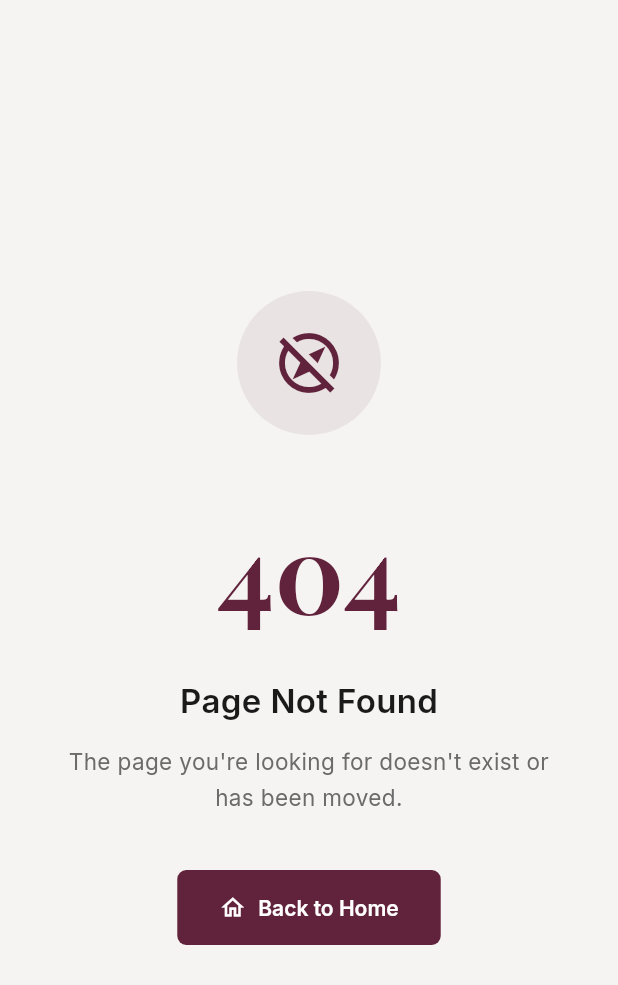
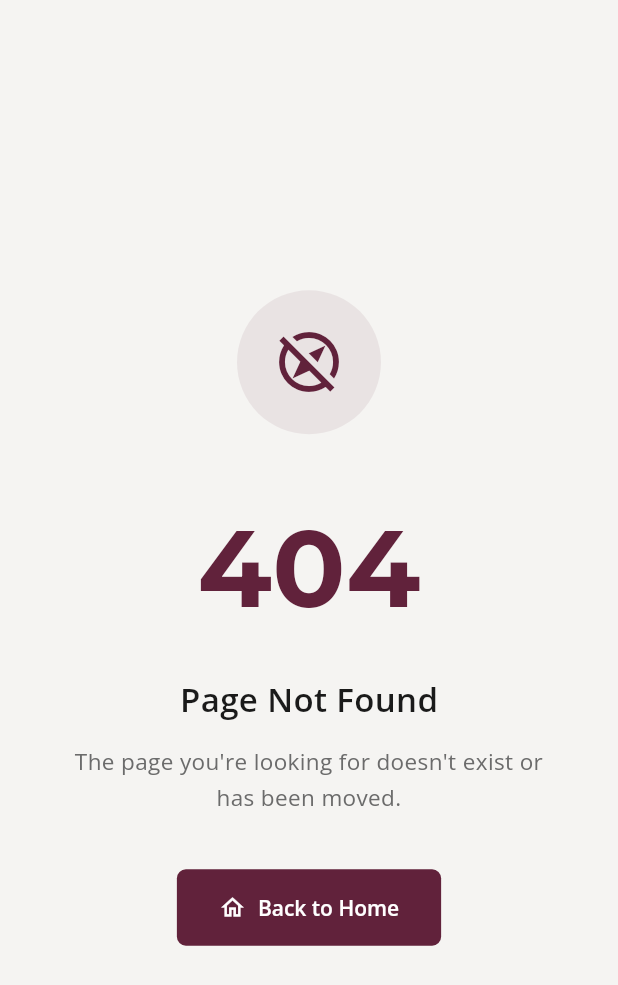
Before and after one commit to Stephthemaker/hackathon, a Flutter app: the NotFoundPage widget shown alone on an empty page, opened directly, after a tap on "Back to Home", on a phone screen of 412 x 824 dp. Shown: the top 985 px of the screen. Run offline on Flutter 3.47's test engine with Material 3 defaults, Android fonts, the phone set to English and light mode, and no system bars; our stand-ins replace flutter_animate, flutter_svg, go_router, google_fonts, visibility_detector; missing offline and left inert: dart:html, dart:ui_web.

Commit message:
style update

```diff
--- a/lib/pages/home_page.dart
+++ b/lib/pages/home_page.dart
@@ -78,7 +78,7 @@ class _HeroSection extends StatelessWidget {
                             ),
                             child: Text(
                               'STELLENBOSCH UNIVERSITY',
-                              style: GoogleFonts.inter(
+                              style: GoogleFonts.openSans(
                                 color: AppTheme.maroon,
                                 fontSize: 12,
                                 fontWeight: FontWeight.w700,
@@ -113,7 +113,7 @@ class _HeroSection extends StatelessWidget {
                             width: isDesktop ? 520 : double.infinity,
                             child: Text(
                               'Advancing computing knowledge through world-class research, innovative education, and meaningful impact across Africa and beyond.',
-                              style: GoogleFonts.inter(
+                              style: GoogleFonts.openSans(
                                 color: AppTheme.textMuted,
                                 fontSize: isDesktop ? 18 : 15,
                                 height: 1.7,
@@ -125,7 +125,8 @@ class _HeroSection extends StatelessWidget {
                             spacing: 16,
                             runSpacing: 12,
                             children: [
-                              ElevatedButton(
+                              SelectionContainer.disabled(
+                                child: ElevatedButton(
                                   onPressed: () => context.go('/programmes'),
                                   style: ElevatedButton.styleFrom(
                                     backgroundColor: AppTheme.gold,
@@ -141,7 +142,9 @@ class _HeroSection extends StatelessWidget {
                                   ),
                                   child: const Text('Explore Programmes'),
                                 ),
-                              OutlinedButton(
+                              ),
+                              SelectionContainer.disabled(
+                                child: OutlinedButton(
                                   onPressed: () => context.go('/research'),
                                   style: OutlinedButton.styleFrom(
                                     foregroundColor: AppTheme.textDark,
@@ -155,6 +158,7 @@ class _HeroSection extends StatelessWidget {
                                     ),
                                   ),
                                   child: const Text('Our Research'),
+                                ),
                               ),
                             ],
                           ),
@@ -177,7 +181,7 @@ class _HeroSection extends StatelessWidget {
                 Text(
                   'scroll to explore',
                   textAlign: TextAlign.center,
-                  style: GoogleFonts.inter(
+                  style: GoogleFonts.openSans(
                     color: AppTheme.textMuted,
                     fontSize: 11,
                     letterSpacing: 1.5,
@@ -262,7 +266,7 @@ class _StatItem extends StatelessWidget {
       children: [
         Text(
           stat.value,
-          style: GoogleFonts.playfairDisplay(
+          style: GoogleFonts.montserrat(
             fontSize: 44,
             fontWeight: FontWeight.w700,
             color: AppTheme.goldLight,
@@ -272,7 +276,7 @@ class _StatItem extends StatelessWidget {
         const SizedBox(height: 6),
         Text(
           stat.label,
-          style: GoogleFonts.inter(
+          style: GoogleFonts.openSans(
             fontSize: 14,
             color: Colors.white.withValues(alpha: 0.65),
             letterSpacing: 0.3,
@@ -357,9 +361,11 @@ class _AboutText extends StatelessWidget {
           style: Theme.of(context).textTheme.bodyLarge,
         ),
         const SizedBox(height: 32),
-        ElevatedButton(
+        SelectionContainer.disabled(
+          child: ElevatedButton(
             onPressed: () {},
             child: const Text('Read our Annual Report'),
+          ),
         ),
       ],
     );
@@ -623,7 +629,7 @@ class _QuickLinkCard extends StatelessWidget {
             children: [
               Text(
                 'Learn more',
-                style: GoogleFonts.inter(
+                style: GoogleFonts.openSans(
                   fontSize: 13,
                   fontWeight: FontWeight.w600,
                   color: AppTheme.maroon,
@@ -686,12 +692,14 @@ class _NewsPreviewSection extends StatelessWidget {
                         label: 'Latest',
                         title: 'News & Events',
                       ),
-                      TextButton.icon(
+                      SelectionContainer.disabled(
+                        child: TextButton.icon(
                           onPressed: () => context.go('/news'),
                           icon: const Icon(Icons.arrow_forward, size: 16),
                           label: const Text('All news'),
                           style: TextButton.styleFrom(
                             foregroundColor: AppTheme.maroon,
+                          ),
                         ),
                       ),
                     ],
@@ -764,7 +772,7 @@ class _NewsCard extends StatelessWidget {
               children: [
                 Text(
                   item.date,
-                  style: GoogleFonts.inter(
+                  style: GoogleFonts.openSans(
                     fontSize: 12,
                     color: AppTheme.gold,
                     fontWeight: FontWeight.w600,
--- a/lib/pages/not_found_page.dart
+++ b/lib/pages/not_found_page.dart
@@ -32,7 +32,7 @@ class NotFoundPage extends StatelessWidget {
               const SizedBox(height: 32),
               Text(
                 '404',
-                style: GoogleFonts.playfairDisplay(
+                style: GoogleFonts.montserrat(
                   fontSize: 72,
                   fontWeight: FontWeight.w700,
                   color: AppTheme.maroon,
@@ -41,7 +41,7 @@ class NotFoundPage extends StatelessWidget {
               const SizedBox(height: 12),
               Text(
                 'Page Not Found',
-                style: GoogleFonts.inter(
+                style: GoogleFonts.openSans(
                   fontSize: 22,
                   fontWeight: FontWeight.w600,
                   color: AppTheme.textDark,
@@ -50,7 +50,7 @@ class NotFoundPage extends StatelessWidget {
               const SizedBox(height: 12),
               Text(
                 'The page you\'re looking for doesn\'t exist or has been moved.',
-                style: GoogleFonts.inter(
+                style: GoogleFonts.openSans(
                   fontSize: 15,
                   color: AppTheme.textMuted,
                   height: 1.6,
@@ -58,12 +58,13 @@ class NotFoundPage extends StatelessWidget {
                 textAlign: TextAlign.center,
               ),
               const SizedBox(height: 36),
-              ElevatedButton.icon(
+              SelectionContainer.disabled(
+                child: ElevatedButton.icon(
                   onPressed: () => context.go('/'),
                   icon: const Icon(Icons.home_outlined, size: 18),
                   label: Text(
                     'Back to Home',
-                  style: GoogleFonts.inter(fontWeight: FontWeight.w600),
+                    style: GoogleFonts.openSans(fontWeight: FontWeight.w600),
                   ),
                   style: ElevatedButton.styleFrom(
                     backgroundColor: AppTheme.maroon,
@@ -74,6 +75,7 @@ class NotFoundPage extends StatelessWidget {
                     ),
                   ),
                 ),
+              ),
             ],
           ),
         ),
--- a/lib/ui/layout/app_shell.dart
+++ b/lib/ui/layout/app_shell.dart
@@ -83,7 +83,8 @@ class _AppShellState extends State<AppShell> {
     final isDesktop = width >= 900;
     final currentPath = GoRouterState.of(context).uri.path;
 
-    return Scaffold(
+    return SelectionArea(
+      child: Scaffold(
         backgroundColor: AppTheme.background,
         drawer: isDesktop
             ? null
@@ -113,6 +114,7 @@ class _AppShellState extends State<AppShell> {
                 ),
               ),
             ],
+          ),
         ),
       ),
     );
@@ -184,10 +186,6 @@ class _NavBar extends StatelessWidget {
           child: AnimatedBuilder(
             animation: scrollController,
             builder: (context, child) {
-              final offset = scrollController.hasClients
-                  ? scrollController.offset
-                  : 0.0;
-
               // Smart transparency mapping depending on the active page:
               // If on the home page ('/'), we once used a hero-visible resting state,
               // but now we match the stationary style of all other pages (white-tinted/maroon).
@@ -253,6 +251,7 @@ class _NavLogoState extends State<_NavLogo> {
       cursor: SystemMouseCursors.click,
       child: GestureDetector(
         onTap: () => context.go('/'),
+        child: SelectionContainer.disabled(
           child: Row(
             children: [
               AnimatedContainer(
@@ -276,7 +275,7 @@ class _NavLogoState extends State<_NavLogo> {
                 children: [
                   Text(
                     'Computer Science',
-                  style: GoogleFonts.inter(
+                    style: GoogleFonts.openSans(
                       color: Colors.white,
                       fontSize: 14,
                       fontWeight: FontWeight.w700,
@@ -285,7 +284,7 @@ class _NavLogoState extends State<_NavLogo> {
                   ),
                   Text(
                     'Stellenbosch University',
-                  style: GoogleFonts.inter(
+                    style: GoogleFonts.openSans(
                       color: Colors.white.withValues(alpha: 0.6),
                       fontSize: 11,
                       letterSpacing: 0.2,
@@ -294,6 +293,7 @@ class _NavLogoState extends State<_NavLogo> {
                 ],
               ),
             ],
+          ),
         ),
       ),
     );
@@ -320,6 +320,7 @@ class _NavButtonDesktopState extends State<_NavButtonDesktop> {
       cursor: SystemMouseCursors.click,
       child: GestureDetector(
         onTap: () => context.go(widget.item.route),
+        child: SelectionContainer.disabled(
           child: Container(
             padding: const EdgeInsets.symmetric(horizontal: 14, vertical: 8),
             child: Column(
@@ -327,7 +328,7 @@ class _NavButtonDesktopState extends State<_NavButtonDesktop> {
               children: [
                 AnimatedDefaultTextStyle(
                   duration: const Duration(milliseconds: 150),
-                style: GoogleFonts.inter(
+                  style: GoogleFonts.openSans(
                     fontSize: 13.5,
                     fontWeight: widget.isActive
                         ? FontWeight.w700
@@ -350,6 +351,7 @@ class _NavButtonDesktopState extends State<_NavButtonDesktop> {
                   ),
                 ),
               ],
+            ),
           ),
         ),
       ),
@@ -395,7 +397,7 @@ class _MobileDrawer extends StatelessWidget {
                 const SizedBox(height: 16),
                 Text(
                   'Computer Science',
-                  style: GoogleFonts.inter(
+                  style: GoogleFonts.openSans(
                     color: Colors.white,
                     fontSize: 18,
                     fontWeight: FontWeight.w700,
@@ -403,7 +405,7 @@ class _MobileDrawer extends StatelessWidget {
                 ),
                 Text(
                   'Stellenbosch University',
-                  style: GoogleFonts.inter(
+                  style: GoogleFonts.openSans(
                     color: Colors.white.withValues(alpha: 0.6),
                     fontSize: 13,
                   ),
@@ -434,7 +436,7 @@ class _MobileDrawer extends StatelessWidget {
                 ),
                 title: Text(
                   item.title,
-                  style: GoogleFonts.inter(
+                  style: GoogleFonts.openSans(
                     color: isActive
                         ? Colors.white
                         : Colors.white.withValues(alpha: 0.7),
@@ -454,7 +456,7 @@ class _MobileDrawer extends StatelessWidget {
             padding: const EdgeInsets.symmetric(horizontal: 24),
             child: Text(
               '+27 21 808 4232\ncs@sun.ac.za',
-              style: GoogleFonts.inter(
+              style: GoogleFonts.openSans(
                 color: Colors.white.withValues(alpha: 0.35),
                 fontSize: 13,
                 height: 1.7,
--- a/lib/ui/widgets/section_heading.dart
+++ b/lib/ui/widgets/section_heading.dart
@@ -38,7 +38,7 @@ class SectionHeading extends StatelessWidget {
                 const SizedBox(width: 10),
                 Text(
                   label.toUpperCase(),
-                  style: GoogleFonts.inter(
+                  style: GoogleFonts.openSans(
                     fontSize: 12,
                     fontWeight: FontWeight.w700,
                     color: AppTheme.gold,
```
Also changed, not shown: lib/pages/contact_page.dart (+14 -8 lines), lib/pages/news_events_page.dart (+13 -8 lines), lib/pages/programmes_page.dart (+28 -14 lines), lib/pages/research_page.dart (+17 -9 lines), lib/pages/resources_page.dart (+4 -4 lines), lib/pages/staff_page.dart (+11 -6 lines), lib/theme/app_theme.dart (+19 -14 lines), lib/ui/widgets/footer.dart (+9 -7 lines). Lines whose indentation alone changed are shown as unchanged.
